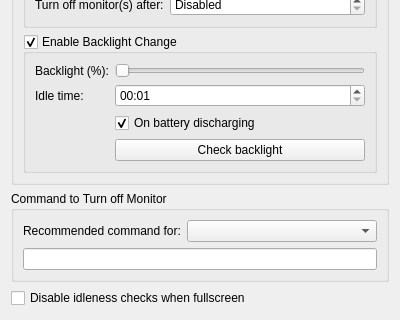
lxqt/lxqt-powermanagement, file config/idlenesswatchersettings.ui: the form before one commit; both pictures show x 0 to 400 and y 260 to 580 of the 400 by 580 pixel window.
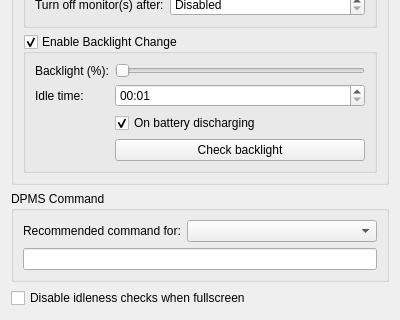
The form after the commit.

Commit message:
Changed `Command to Turn off Monitor` to `DPMS Command`
… to prevent misunderstandings like https://github.com/lxqt/lxqt/discussions/2892

The edit to the form file:
```diff
--- a/config/idlenesswatchersettings.ui
+++ b/config/idlenesswatchersettings.ui
@@ -233,7 +233,7 @@
    <item>
     <widget class="QGroupBox" name="monitorGroupBox">
      <property name="title">
-      <string>Command to Turn off Monitor</string>
+      <string>DPMS Command</string>
      </property>
      <layout class="QFormLayout" name="formLayout_3">
       <item row="0" column="0">
```
